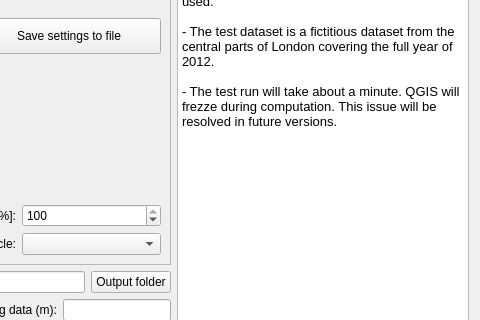
Old version of the form SuewsSimple/suews_simple_dialog_base.ui in the repository UMEP-dev/UMEP; both pictures show x 780 to 1260 and y 245 to 565 of the 1260 by 689 pixel window.
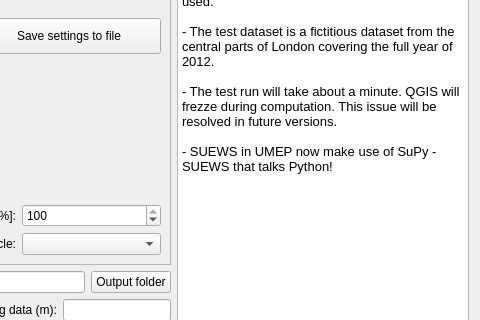
New version of the form.

Commit message: 3.11  : LONG TERM RELEASE. Updated with SUEWS v2019a. General bug fixing.

```diff
--- a/SuewsSimple/suews_simple_dialog_base.ui
+++ b/SuewsSimple/suews_simple_dialog_base.ui
@@ -344,7 +344,7 @@
       <string>&lt;!DOCTYPE HTML PUBLIC &quot;-//W3C//DTD HTML 4.0//EN&quot; &quot;http://www.w3.org/TR/REC-html40/strict.dtd&quot;&gt;
 &lt;html&gt;&lt;head&gt;&lt;meta name=&quot;qrichtext&quot; content=&quot;1&quot; /&gt;&lt;style type=&quot;text/css&quot;&gt;
 p, li { white-space: pre-wrap; }
-&lt;/style&gt;&lt;/head&gt;&lt;body style=&quot; font-family:'MS Shell Dlg 2'; font-size:6.6pt; font-weight:400; font-style:normal;&quot;&gt;
+&lt;/style&gt;&lt;/head&gt;&lt;body style=&quot; font-family:'MS Shell Dlg 2'; font-size:8.25pt; font-weight:400; font-style:normal;&quot;&gt;
 &lt;p style=&quot; margin-top:0px; margin-bottom:0px; margin-left:0px; margin-right:0px; -qt-block-indent:0; text-indent:0px;&quot;&gt;&lt;span style=&quot; font-size:10pt;&quot;&gt;- The current version of SUEWS implemented in UMEP is v2019a.&lt;/span&gt;&lt;/p&gt;
 &lt;p style=&quot;-qt-paragraph-type:empty; margin-top:0px; margin-bottom:0px; margin-left:0px; margin-right:0px; -qt-block-indent:0; text-indent:0px; font-size:10pt;&quot;&gt;&lt;br /&gt;&lt;/p&gt;
 &lt;p style=&quot; margin-top:0px; margin-bottom:0px; margin-left:0px; margin-right:0px; -qt-block-indent:0; text-indent:0px;&quot;&gt;&lt;span style=&quot; font-size:10pt;&quot;&gt;- For more advanced usage of the model, SUEWS can also be executed as a stand alone application as well as through the &lt;/span&gt;&lt;span style=&quot; font-size:10pt; font-style:italic;&quot;&gt;SUEWS (Advanced)&lt;/span&gt;&lt;span style=&quot; font-size:10pt;&quot;&gt; plugin in UMEP.&lt;/span&gt;&lt;/p&gt;
@@ -358,7 +358,9 @@
 &lt;p style=&quot;-qt-paragraph-type:empty; margin-top:0px; margin-bottom:0px; margin-left:0px; margin-right:0px; -qt-block-indent:0; text-indent:0px; font-size:10pt;&quot;&gt;&lt;br /&gt;&lt;/p&gt;
 &lt;p style=&quot; margin-top:0px; margin-bottom:0px; margin-left:0px; margin-right:0px; -qt-block-indent:0; text-indent:0px;&quot;&gt;&lt;span style=&quot; font-size:10pt;&quot;&gt;- The test dataset is a fictitious dataset from the central parts of London covering the full year of 2012.&lt;/span&gt;&lt;/p&gt;
 &lt;p style=&quot;-qt-paragraph-type:empty; margin-top:0px; margin-bottom:0px; margin-left:0px; margin-right:0px; -qt-block-indent:0; text-indent:0px; font-size:10pt;&quot;&gt;&lt;br /&gt;&lt;/p&gt;
-&lt;p style=&quot; margin-top:0px; margin-bottom:0px; margin-left:0px; margin-right:0px; -qt-block-indent:0; text-indent:0px;&quot;&gt;&lt;span style=&quot; font-size:10pt;&quot;&gt;- The test run will take about a minute. QGIS will frezze during computation. This issue will be resolved in future versions. &lt;/span&gt;&lt;/p&gt;&lt;/body&gt;&lt;/html&gt;</string>
+&lt;p style=&quot; margin-top:0px; margin-bottom:0px; margin-left:0px; margin-right:0px; -qt-block-indent:0; text-indent:0px;&quot;&gt;&lt;span style=&quot; font-size:10pt;&quot;&gt;- The test run will take about a minute. QGIS will frezze during computation. This issue will be resolved in future versions. &lt;/span&gt;&lt;/p&gt;
+&lt;p style=&quot;-qt-paragraph-type:empty; margin-top:0px; margin-bottom:0px; margin-left:0px; margin-right:0px; -qt-block-indent:0; text-indent:0px; font-size:10pt;&quot;&gt;&lt;br /&gt;&lt;/p&gt;
+&lt;p style=&quot; margin-top:0px; margin-bottom:0px; margin-left:0px; margin-right:0px; -qt-block-indent:0; text-indent:0px;&quot;&gt;&lt;span style=&quot; font-size:10pt;&quot;&gt;- SUEWS in UMEP now make use of SuPy - SUEWS that talks Python!&lt;/span&gt;&lt;/p&gt;&lt;/body&gt;&lt;/html&gt;</string>
      </property>
     </widget>
    </item>
```
The commit also changes 5 other files.
